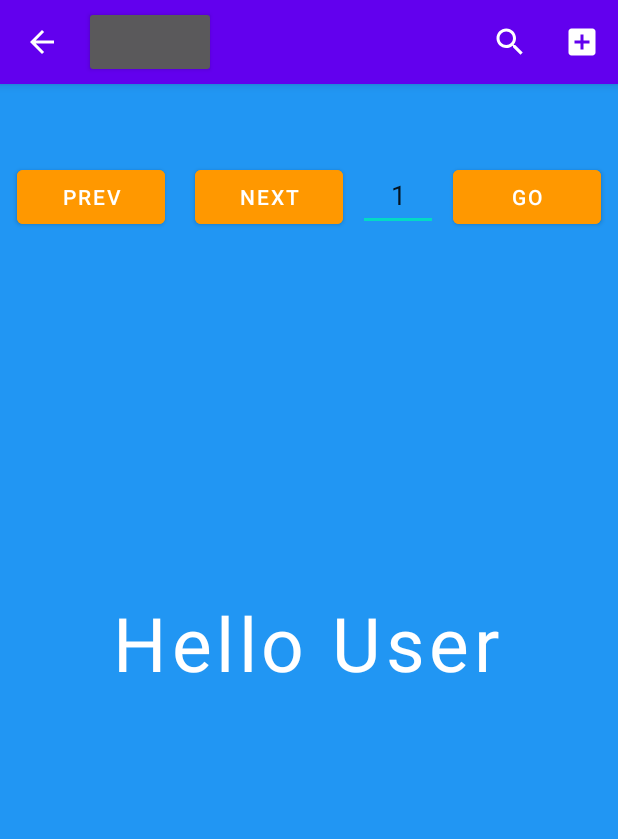
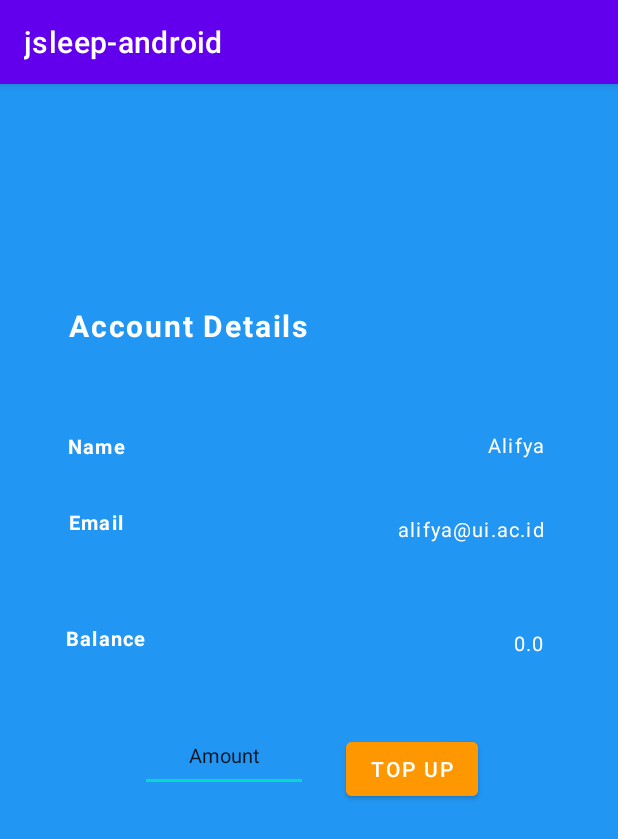
Before and after one commit to alifyaza/jsleep-android, an Android app: the MainActivity screen opened directly, with no data from a screen before it, after a tap on "Person Button", on a phone screen of 412 x 824 dp. Shown: the top 839 px of the screen. Run offline under Robolectric (Android 15) with nearby library versions, the phone set to English and light mode, and no system bars.

Commit message:
PT Modul 8

```diff
--- a/app/build.gradle
+++ b/app/build.gradle
@@ -34,6 +34,7 @@ dependencies {
     implementation 'com.google.android.material:material:1.5.0'
     implementation 'androidx.constraintlayout:constraintlayout:2.1.3'
     implementation 'androidx.wear.tiles:tiles-material:1.1.0-alpha04'
+    implementation 'com.google.code.gson:gson:2.10'
     testImplementation 'junit:junit:4.13.2'
     androidTestImplementation 'androidx.test.ext:junit:1.1.3'
     androidTestImplementation 'androidx.test.espresso:espresso-core:3.4.0'
--- /dev/null
+++ b/app/src/main/java/com/alifyaZhafiraJSleepJS/jsleep_android/AboutMe.java
@@ -0,0 +1,14 @@
+package com.alifyaZhafiraJSleepJS.jsleep_android;
+
+import androidx.appcompat.app.AppCompatActivity;
+
+import android.os.Bundle;
+
+public class AboutMe extends AppCompatActivity {
+
+    @Override
+    protected void onCreate(Bundle savedInstanceState) {
+        super.onCreate(savedInstanceState);
+        setContentView(R.layout.activity_about_me);
+    }
+}
--- a/app/src/main/java/com/alifyaZhafiraJSleepJS/jsleep_android/MainActivity.java
+++ b/app/src/main/java/com/alifyaZhafiraJSleepJS/jsleep_android/MainActivity.java
@@ -1,39 +1,84 @@
 package com.alifyaZhafiraJSleepJS.jsleep_android;
-
-import static com.alifyaZhafiraJSleepJS.jsleep_android.Utils.getAssetJsonData;
-
+import androidx.annotation.NonNull;
 import androidx.appcompat.app.AppCompatActivity;
 
-import android.content.Context;
-import android.content.res.AssetManager;
+import android.content.Intent;
+import android.view.Menu;
 import android.os.Bundle;
-import android.util.Log;
-import android.view.Menu;
-import android.view.MenuInflater;
+import android.view.MenuItem;
+import android.widget.ArrayAdapter;
+import android.widget.ListView;
 
+import com.alifyaZhafiraJSleepJS.jsleep_android.model.Room;
+import com.google.gson.Gson;
+
+import java.io.BufferedReader;
 import java.io.IOException;
 import java.io.InputStream;
-import java.lang.reflect.Type;
+import java.io.InputStreamReader;
+import java.util.ArrayList;
+import java.util.Collections;
+import java.util.List;
 
-import com.google.gson.*;
+import com.alifyaZhafiraJSleepJS.jsleep_android.model.Room;
 
-public class MainActivity<json> extends AppCompatActivity {
-
-    /*String data = getAssetJsonData(getApplicationContext());
-    Type type = new TypeToken<class>(){}.getType();
-    class properties = new Gson().fromJson(data, type);*/
-
+public class MainActivity extends AppCompatActivity {
     @Override
     protected void onCreate(Bundle savedInstanceState) {
         super.onCreate(savedInstanceState);
         setContentView(R.layout.activity_main);
+        InputStream filepath = null;
+        ArrayList<Room> ListRoom = new ArrayList<>();
+        ArrayList<String> listId = new ArrayList<>();
+        Gson gison = new Gson();
+
+        try {
+            filepath = getAssets().open("randomRoomList.json");
+            BufferedReader baca = new BufferedReader(new InputStreamReader(filepath));
+            Room[] buff = gison.fromJson(baca, Room[].class);
+            Collections.addAll(ListRoom, buff);
+
+        } catch (IOException e) {
+            e.printStackTrace();
+        }
+        for (Room r : ListRoom) {
+            listId.add(r.name);
+        }
+        ArrayAdapter<String> adapt = new ArrayAdapter<String>(this, android.R.layout.simple_list_item_1, listId);
+        ListView listView = findViewById(R.id.ListViewId);
+        listView.setAdapter(adapt);
     }
 
     @Override
     public boolean onCreateOptionsMenu(Menu menu) {
-        MenuInflater inflater = getMenuInflater();
-        inflater.inflate(R.menu.top_menu, menu);
-        return true;
+        getMenuInflater().inflate(R.menu.top_menu, menu);
+        return super.onCreateOptionsMenu(menu);
     }
 
+    public String loadJSONFromAsset() {
+        try {
+            InputStream is = MainActivity.this.getAssets().open("randomRoomList.json");
+            int size = is.available();
+            byte[] buffer = new byte[size];
+            is.read(buffer);
+            is.close();
+            String json = new String(buffer, "UTF-8");
+            return json;
+        } catch (IOException ex) {
+            ex.printStackTrace();
+            return null;
+        }
+    }
+
+    @Override
+    public boolean onOptionsItemSelected(@NonNull MenuItem item) {
+        switch (item.getItemId()) {
+            case R.id.person_button:
+                Intent inte = new Intent(MainActivity.this, AboutMe.class);
+                startActivity(inte);
+                return true;
+            default:
+                return super.onOptionsItemSelected(item);
+        }
+    }
 }
--- a/app/src/main/java/com/alifyaZhafiraJSleepJS/jsleep_android/Utils.java
+++ /dev/null
@@ -1,26 +0,0 @@
-package com.alifyaZhafiraJSleepJS.jsleep_android;
-import android.content.Context;
-import android.util.Log;
-import java.io.IOException;
-import java.io.InputStream;
-
-public class Utils {
-    public static String getAssetJsonData(Context context) {
-        String json = null;
-        try {
-            InputStream is = context.getAssets().open("randomRoomList.json");
-            int size = is.available();
-            byte[] buffer = new byte[size];
-            is.read(buffer);
-            is.close();
-            json = new String(buffer, "UTF-8");
-        } catch (IOException ex) {
-            ex.printStackTrace();
-            return null;
-        }
-
-        Log.e("data", json);
-        return json;
-
-    }
-}
--- /dev/null
+++ b/app/src/main/res/layout/activity_about_me.xml
@@ -0,0 +1,179 @@
+<?xml version="1.0" encoding="utf-8"?>
+<androidx.constraintlayout.widget.ConstraintLayout xmlns:android="http://schemas.android.com/apk/res/android"
+    xmlns:app="http://schemas.android.com/apk/res-auto"
+    xmlns:tools="http://schemas.android.com/tools"
+    android:layout_width="match_parent"
+    android:layout_height="match_parent"
+    android:background="#2196F3"
+    android:visibility="visible"
+    tools:context="AboutMe">
+
+    <TextView
+        android:id="@+id/LoginWelcome"
+        android:layout_width="184dp"
+        android:layout_height="33dp"
+        android:layout_alignParentLeft="true"
+        android:layout_alignParentTop="true"
+        android:layout_marginStart="45dp"
+        android:layout_marginTop="147dp"
+        android:layout_marginEnd="182dp"
+        android:gravity="top"
+        android:letterSpacing="0.06"
+        android:lineSpacingExtra="-6sp"
+        android:text="Account Details"
+        android:textColor="#FFFFFF"
+        android:textSize="20sp"
+        android:textStyle="bold"
+        android:visibility="visible"
+        app:layout_constraintEnd_toEndOf="parent"
+        app:layout_constraintStart_toStartOf="parent"
+        app:layout_constraintTop_toTopOf="parent" />
+
+    <TextView
+        android:id="@+id/displayname"
+        android:layout_width="132dp"
+        android:layout_height="20dp"
+        android:layout_alignParentStart="true"
+        android:layout_alignParentTop="true"
+        android:layout_marginTop="231dp"
+        android:layout_marginEnd="50dp"
+        android:gravity="end"
+        android:letterSpacing="0.06"
+        android:lineSpacingExtra="-6sp"
+        android:text="Alifya"
+        android:textColor="#FFFFFF"
+        android:textSize="13sp"
+        app:layout_constraintEnd_toEndOf="parent"
+        app:layout_constraintTop_toTopOf="parent" />
+
+    <TextView
+        android:id="@+id/displayemail"
+        android:layout_width="132dp"
+        android:layout_height="18dp"
+        android:layout_alignParentStart="true"
+        android:layout_alignParentTop="true"
+        android:layout_marginTop="36dp"
+        android:layout_marginEnd="50dp"
+        android:gravity="end"
+        android:letterSpacing="0.06"
+        android:lineSpacingExtra="-6sp"
+        android:text="alifya@ui.ac.id"
+        android:textColor="#FFFFFF"
+        android:textSize="13sp"
+        app:layout_constraintEnd_toEndOf="parent"
+        app:layout_constraintTop_toBottomOf="@+id/displayname" />
+
+    <TextView
+        android:id="@+id/displaybalance"
+        android:layout_width="134dp"
+        android:layout_height="15dp"
+        android:layout_alignParentStart="true"
+        android:layout_alignParentTop="true"
+        android:layout_marginTop="40dp"
+        android:layout_marginEnd="50dp"
+        android:layout_marginBottom="371dp"
+        android:gravity="end"
+        android:letterSpacing="0.06"
+        android:lineSpacingExtra="-6sp"
+        android:text="0.0"
+        android:textColor="#FFFFFF"
+        android:textSize="13sp"
+        app:layout_constraintBottom_toBottomOf="parent"
+        app:layout_constraintEnd_toEndOf="parent"
+        app:layout_constraintTop_toBottomOf="@+id/displayemail" />
+
+    <TextView
+        android:id="@+id/outputname"
+        android:layout_width="wrap_content"
+        android:layout_height="wrap_content"
+        android:layout_alignParentStart="true"
+        android:layout_alignParentTop="true"
+        android:layout_marginStart="45dp"
+        android:layout_marginTop="51dp"
+        android:layout_marginEnd="147dp"
+        android:layout_marginBottom="36dp"
+        android:gravity="left"
+        android:letterSpacing="0.06"
+        android:lineSpacingExtra="-6sp"
+        android:text="Name"
+        android:textColor="#FFFFFF"
+        android:textSize="13sp"
+        android:textStyle="bold"
+        android:visibility="visible"
+        app:layout_constraintBottom_toTopOf="@+id/outputemail"
+        app:layout_constraintEnd_toStartOf="@+id/displayname"
+        app:layout_constraintStart_toStartOf="parent"
+        app:layout_constraintTop_toBottomOf="@+id/LoginWelcome" />
+
+    <TextView
+        android:id="@+id/outputemail"
+        android:layout_width="wrap_content"
+        android:layout_height="wrap_content"
+        android:layout_alignParentStart="true"
+        android:layout_alignParentTop="true"
+        android:layout_marginStart="45dp"
+        android:layout_marginTop="32dp"
+        android:layout_marginEnd="148dp"
+        android:gravity="left"
+        android:letterSpacing="0.06"
+        android:lineSpacingExtra="-6sp"
+        android:text="Email"
+        android:textColor="#FFFFFF"
+        android:textSize="13sp"
+        android:textStyle="bold"
+        app:layout_constraintEnd_toStartOf="@+id/displayemail"
+        app:layout_constraintStart_toStartOf="parent"
+        app:layout_constraintTop_toBottomOf="@+id/outputname" />
+
+    <TextView
+        android:id="@+id/outputbalance"
+        android:layout_width="wrap_content"
+        android:layout_height="wrap_content"
+        android:layout_alignParentStart="true"
+        android:layout_alignParentTop="true"
+        android:layout_marginStart="45dp"
+        android:layout_marginTop="40dp"
+        android:layout_marginEnd="132dp"
+        android:layout_marginBottom="371dp"
+        android:gravity="left"
+        android:letterSpacing="0.06"
+        android:lineSpacingExtra="-6sp"
+        android:text="Balance"
+        android:textColor="#FFFFFF"
+        android:textSize="13sp"
+        android:textStyle="bold"
+        app:layout_constraintBottom_toBottomOf="parent"
+        app:layout_constraintEnd_toStartOf="@+id/displaybalance"
+        app:layout_constraintStart_toStartOf="parent"
+        app:layout_constraintTop_toBottomOf="@+id/outputemail" />
+
+    <EditText
+        android:id="@+id/editTextNumber"
+        android:layout_width="wrap_content"
+        android:layout_height="wrap_content"
+        android:layout_marginStart="93dp"
+        android:layout_marginTop="38dp"
+        android:layout_marginBottom="288dp"
+        android:ems="7"
+        android:gravity="center"
+        android:inputType="number"
+        android:minHeight="48dp"
+        android:text="Amount"
+        android:textSize="13sp"
+        app:layout_constraintBottom_toBottomOf="parent"
+        app:layout_constraintStart_toStartOf="parent"
+        app:layout_constraintTop_toBottomOf="@+id/outputbalance" />
+
+    <Button
+        android:id="@+id/topup_button"
+        android:layout_width="wrap_content"
+        android:layout_height="wrap_content"
+        android:layout_marginEnd="93dp"
+        android:layout_marginBottom="287dp"
+        android:layout_weight="1"
+        android:backgroundTint="#FF9800"
+        android:text="TOP UP"
+        app:layout_constraintBottom_toBottomOf="parent"
+        app:layout_constraintEnd_toEndOf="parent" />
+
+</androidx.constraintlayout.widget.ConstraintLayout>
--- a/app/src/main/res/layout/activity_main.xml
+++ b/app/src/main/res/layout/activity_main.xml
@@ -8,28 +8,8 @@
     android:background="#2196F3"
     tools:context=".MainActivity">
 
-    <TextView
-        android:id="@+id/HelloUser"
-        android:layout_width="330dp"
-        android:layout_height="79dp"
-        android:layout_alignParentStart="true"
-        android:layout_alignParentTop="true"
-        android:layout_marginStart="38dp"
-        android:layout_marginTop="320dp"
-        android:layout_marginEnd="43dp"
-        android:layout_marginBottom="332dp"
-        android:gravity="center|top"
-        android:letterSpacing="0.06"
-        android:lineSpacingExtra="-6sp"
-        android:text="Hello User"
-        android:textColor="#FFFFFF"
-        android:textSize="50sp"
-        app:layout_constraintBottom_toBottomOf="parent"
-        app:layout_constraintEnd_toEndOf="parent"
-        app:layout_constraintStart_toStartOf="parent"
-        app:layout_constraintTop_toTopOf="parent" />
-
     <ListView
+        android:id="@+id/ListViewId"
         android:layout_width="match_parent"
         android:layout_height="match_parent" >
     </ListView>
@@ -70,7 +50,7 @@
             android:text="NEXT" />
 
         <EditText
-            android:id="@+id/editTextTextPersonName3"
+            android:id="@+id/NumberMain"
             android:layout_width="wrap_content"
             android:layout_height="wrap_content"
             android:layout_marginRight="10dp"
--- a/app/src/main/res/menu/top_menu.xml
+++ b/app/src/main/res/menu/top_menu.xml
@@ -10,13 +10,12 @@
     <item android:id="@+id/person_button"
         android:icon="@drawable/ic_baseline_person_24"
         android:title="Person Button"
-        app:actionViewClass="androidx.appcompat.widget.AppCompatButton"
         app:showAsAction="collapseActionView|always"/>
 
     <item android:id="@+id/add_button"
         android:icon="@drawable/ic_baseline_add_box_24"
         android:title="Add Button"
-        app:actionViewClass="androidx.appcompat.widget.AppCompatImageButton"
+        app:actionViewClass="androidx.appcompat.widget.SearchView"
         app:showAsAction="collapseActionView|always"/>
 
 </menu>
```
Also changed, not shown: app/src/main/AndroidManifest.xml (+7 -0 lines).
